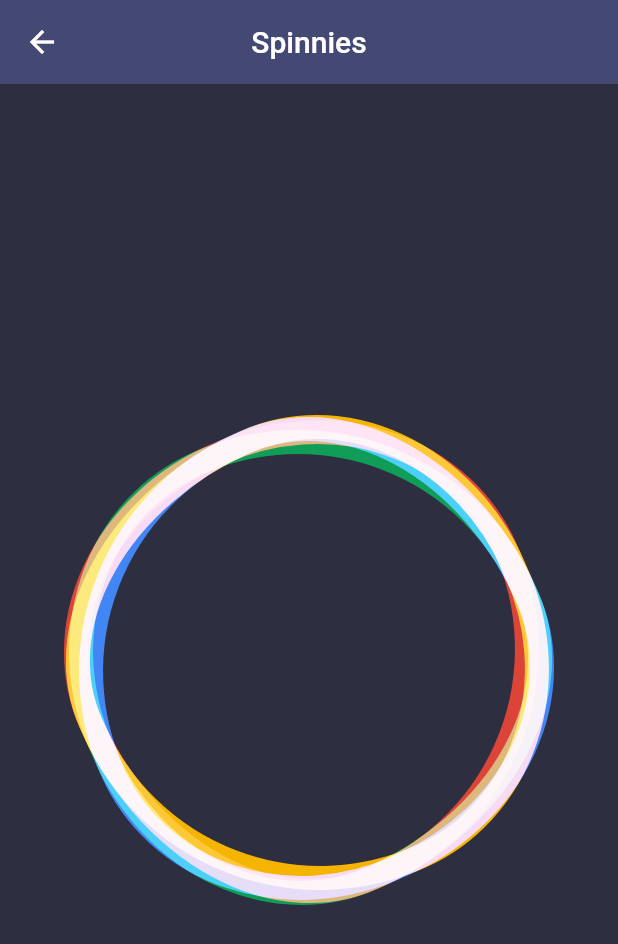
After one commit to ikramhasan/Flutter-Artbook, a Flutter app: the screen it shows after launch, in the side drawer, after a tap on "Spinnies", on a phone screen of 412 x 824 dp. The commit adds this screen. Shown: the top 944 px of the screen. Run offline on Flutter 3.47's test engine with Material 2 defaults, Android fonts, the phone set to English and light mode, and no system bars; our stand-ins replace get.

Commit message:
ADDED: Spinnies art

````diff
--- /dev/null
+++ b/lib/arts/spinnies.dart
@@ -0,0 +1,200 @@
+import 'dart:math' show pi;
+
+import 'package:flutter/material.dart';
+
+class SpinniesApp extends StatelessWidget {
+  @override
+  Widget build(BuildContext context) {
+    return Scaffold(
+      appBar: AppBar(
+        backgroundColor: Color(0xFF444974),
+        elevation: 0,
+        title: Text('Spinnies'),
+        centerTitle: true,
+      ),
+      body: Center(
+        child: SizedBox(
+          width: 300,
+          height: 300,
+          child: Spinnies(
+            duration: Duration(seconds: 6),
+            blendMode: BlendMode.screen,
+          ),
+        ),
+      ),
+    );
+  }
+}
+
+/// A Widget that can be configured to show funky spinning rectangles!
+///
+/// ### Usage
+///
+/// ```
+/// Spinnies(
+///   duration: Duration(milliseconds: 2500),
+///   rects: [
+///     SpinRect(color: Color(0xFFDB4437), begin: 0.0, end: 1.0),
+///     SpinRect(color: Color(0xFFF4B400), begin: 0.25, end: 1.25),
+///     SpinRect(color: Color(0xFF4285F4), begin: 0.5, end: 1.5),
+///     SpinRect(color: Color(0xFF0F9D58), begin: 0.75, end: 1.75),
+///   ],
+/// );
+/// ```
+class Spinnies extends StatefulWidget {
+  final Duration duration;
+  final List<SpinRect> rects;
+  final BlendMode blendMode;
+
+  Spinnies({
+    Key key,
+    @required this.duration,
+    this.blendMode = BlendMode.screen,
+    List<SpinRect> rects,
+  })  : this.rects = rects ??
+            [
+              SpinRect(color: Color(0xFFDB4437), begin: 0.0, end: 1.0),
+              SpinRect(color: Color(0xFFF4B400), begin: 0.25, end: 1.25),
+              SpinRect(color: Color(0xFF4285F4), begin: 0.5, end: 1.5),
+              SpinRect(color: Color(0xFF0F9D58), begin: 0.75, end: 1.75),
+            ],
+        super(key: key);
+
+  @override
+  _SpinniesState createState() => _SpinniesState();
+}
+
+class _SpinniesState extends State<Spinnies>
+    with SingleTickerProviderStateMixin {
+  AnimationController _controller;
+
+  @override
+  void initState() {
+    _controller = AnimationController(vsync: this, duration: widget.duration)
+      ..forward()
+      ..repeat();
+
+    super.initState();
+  }
+
+  @override
+  void dispose() {
+    _controller.dispose();
+    super.dispose();
+  }
+
+  @override
+  Widget build(BuildContext context) {
+    return CustomPaint(
+      painter: SpinniesPainter(
+        blendMode: widget.blendMode,
+        rects: widget.rects,
+        animation: _controller,
+      ),
+    );
+  }
+}
+
+class SpinniesPainter extends CustomPainter {
+  final List<SpinRect> rects;
+
+  // We accept the animation for two reasons: first, it drives when the custom
+  // painter should repaint. Second, it allows us to get the current value of
+  // the animation so we can use that to calculate the current rotation of each
+  // SpinRect.
+  final Animation<double> animation;
+  final BlendMode blendMode;
+
+  Size _cachedSize;
+  RRect _cachedFunkyRect;
+
+  SpinniesPainter({
+    @required this.rects,
+    @required this.animation,
+    @required this.blendMode,
+  }) : super(repaint: animation);
+
+  @override
+  void paint(Canvas canvas, Size size) {
+    // Create a separate layer for the canvas, so the rects will not be
+    // composited onto the background color.
+    canvas.saveLayer(null, Paint());
+
+    // Defines the Rect we'll be drawing and it's funky border radii
+    final funkyRect = _buildFunkyRect(size);
+
+    // The drawing portion of the class. It is responsible for drawing all of
+    // the different rectangles.
+    for (final rect in rects) {
+      canvas.save();
+
+      // Rotate the correct amount around an origin point
+      canvas.translate(size.width / 2, size.height / 2);
+      canvas.rotate(rect.tween.transform(animation.value) * pi * 2);
+      canvas.translate(-size.width / 2, -size.height / 2);
+
+      // Then draw the rectangle
+      canvas.drawRRect(
+          funkyRect,
+          Paint()
+            ..blendMode = blendMode
+            ..strokeWidth = rect.strokeWidth
+            ..style = PaintingStyle.stroke
+            ..color = rect.color);
+
+      canvas.restore();
+    }
+
+    // Undo the saveLayer
+    canvas.restore();
+  }
+
+  @override
+  bool shouldRepaint(SpinniesPainter oldDelegate) {
+    return true;
+  }
+
+  RRect _buildFunkyRect(Size size) {
+    if (size != _cachedSize) {
+      _cachedFunkyRect = RRect.fromLTRBAndCorners(
+        0.0,
+        0.0,
+        size.width,
+        size.height,
+        topLeft: Radius.elliptical(
+          size.width * 1.15,
+          size.height * 1.25,
+        ),
+        topRight: Radius.elliptical(
+          size.width * 1.40,
+          size.height * 1.40,
+        ),
+        bottomRight: Radius.elliptical(
+          size.width * 1.45,
+          size.height * 1.10,
+        ),
+        bottomLeft: Radius.elliptical(
+          size.width * 1.10,
+          size.height * 1.25,
+        ),
+      );
+
+      _cachedSize = size;
+    }
+
+    return _cachedFunkyRect;
+  }
+}
+
+class SpinRect {
+  final Color color;
+  final double strokeWidth;
+  final Tween<double> tween;
+
+  SpinRect({
+    @required this.color,
+    @required double begin,
+    @required double end,
+    this.strokeWidth = 16.0,
+  }) : tween = Tween<double>(begin: begin, end: end);
+}
--- a/lib/homepage.dart
+++ b/lib/homepage.dart
@@ -1,5 +1,6 @@
 import 'package:artbook/arts/clock.dart';
 import 'package:artbook/arts/dancing_phyllotaxis.dart';
+import 'package:artbook/arts/spinnies.dart';
 import 'package:flutter/material.dart';
 import 'package:get/get.dart';
 
@@ -60,6 +61,18 @@ class _HomePageState extends State<HomePage> {
                 ),
               ),
             ),
+            InkWell(
+              highlightColor: Color(0xFF444974),
+              onTap: () {
+                Get.to(SpinniesApp());
+              },
+              child: ListTile(
+                title: Text(
+                  'Spinnies',
+                  style: TextStyle(color: Color(0xFFEAECFF)),
+                ),
+              ),
+            ),
           ],
         ),
       ),
````
Also changed, not shown: 1 other file.
